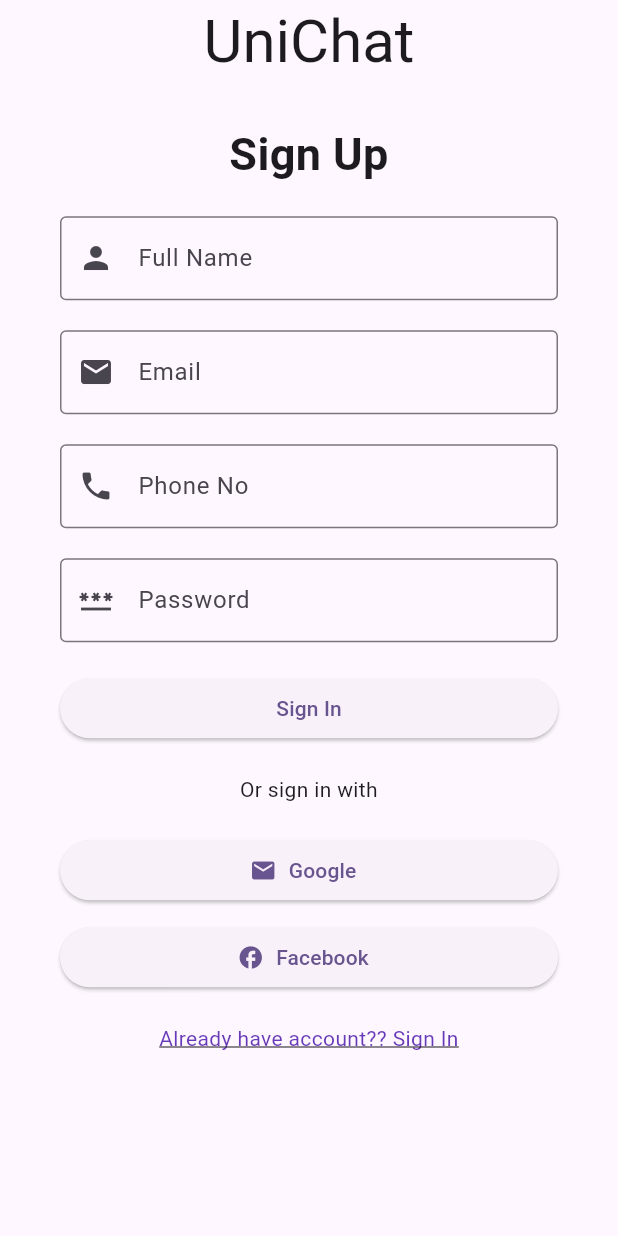
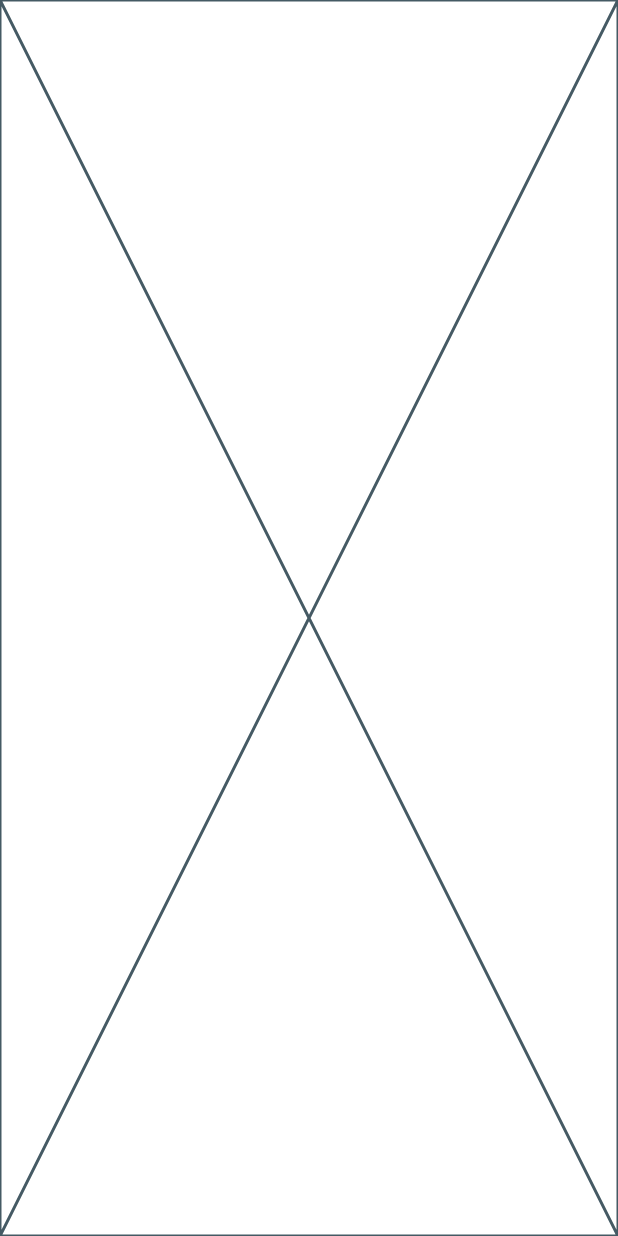
Before and after one commit to Poojan912/UniChat, a Flutter app: the screen it shows after launch, after a tap on an icon or button, on a phone screen of 412 x 824 dp. Run offline on Flutter 3.47's test engine with Material 3 defaults, Android fonts, the light colour scheme and no system bars.

Commit message:
edited signin page

```diff
--- /dev/null
+++ b/lib/forgotpassword_page.dart
@@ -0,0 +1,15 @@
+import 'package:flutter/material.dart';
+
+class forgotpassword_page extends StatefulWidget {
+  const forgotpassword_page({super.key});
+
+  @override
+  State<forgotpassword_page> createState() => _forgotpassword_pageState();
+}
+
+class _forgotpassword_pageState extends State<forgotpassword_page> {
+  @override
+  Widget build(BuildContext context) {
+    return const Placeholder();
+  }
+}
--- a/lib/signin_page.dart
+++ b/lib/signin_page.dart
@@ -1,4 +1,5 @@
 import 'package:flutter/material.dart';
+import 'package:unichat/forgotpassword_page.dart';
 import 'package:unichat/signup_page.dart';
 
 class signin_page extends StatefulWidget {
@@ -60,6 +61,19 @@ class _signin_pageState extends State<signin_page> {
                   child: Text('Sign In'),
                 )
             ),
+            Padding(padding: EdgeInsets.only(right: 20.0),
+               child: InkWell(
+                 onTap: (){
+                   Navigator.pushReplacement(context, MaterialPageRoute(builder: (context) => forgotpassword_page()));
+                 },
+                 child: Text(
+                   'Don\'t have account?? Sign Up',textAlign: TextAlign.center,style: TextStyle(
+                   color: Colors.deepPurple, // Adjust the color as needed
+                   decoration: TextDecoration.underline, // Underline to mimic hyperlink
+                 ),
+                 ),
+               ),
+            ),
             SizedBox(height: 20.0),
             Text('Or sign in with', textAlign: TextAlign.center),
             Padding(
```
Also changed, not shown: 1 other file.
